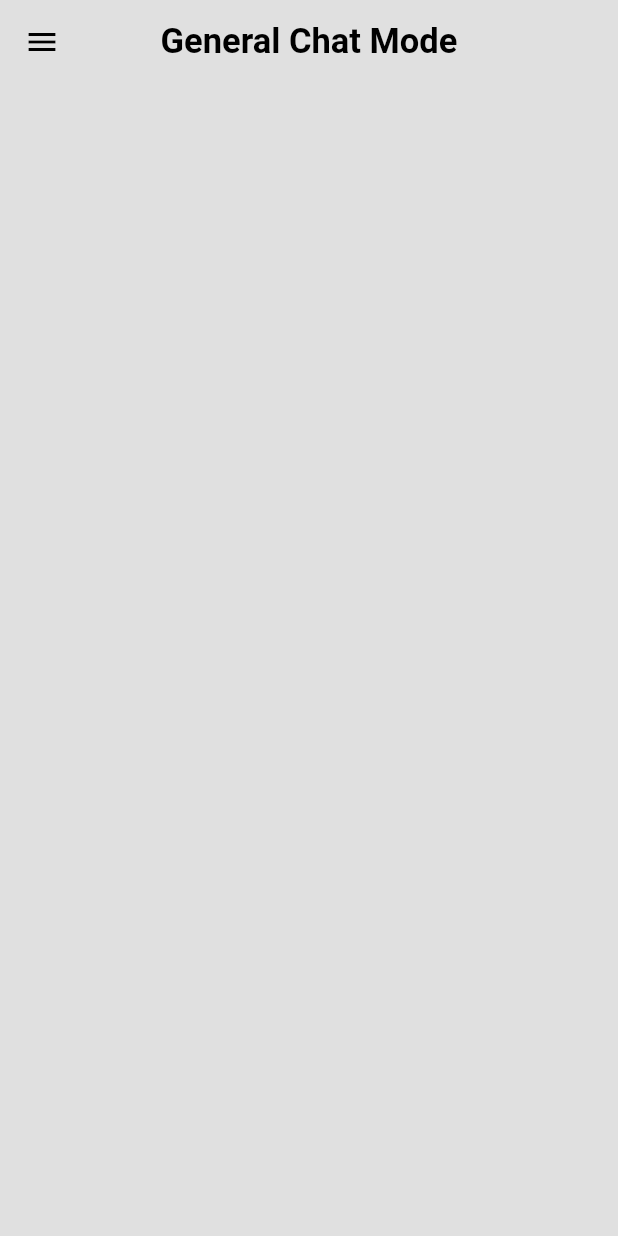
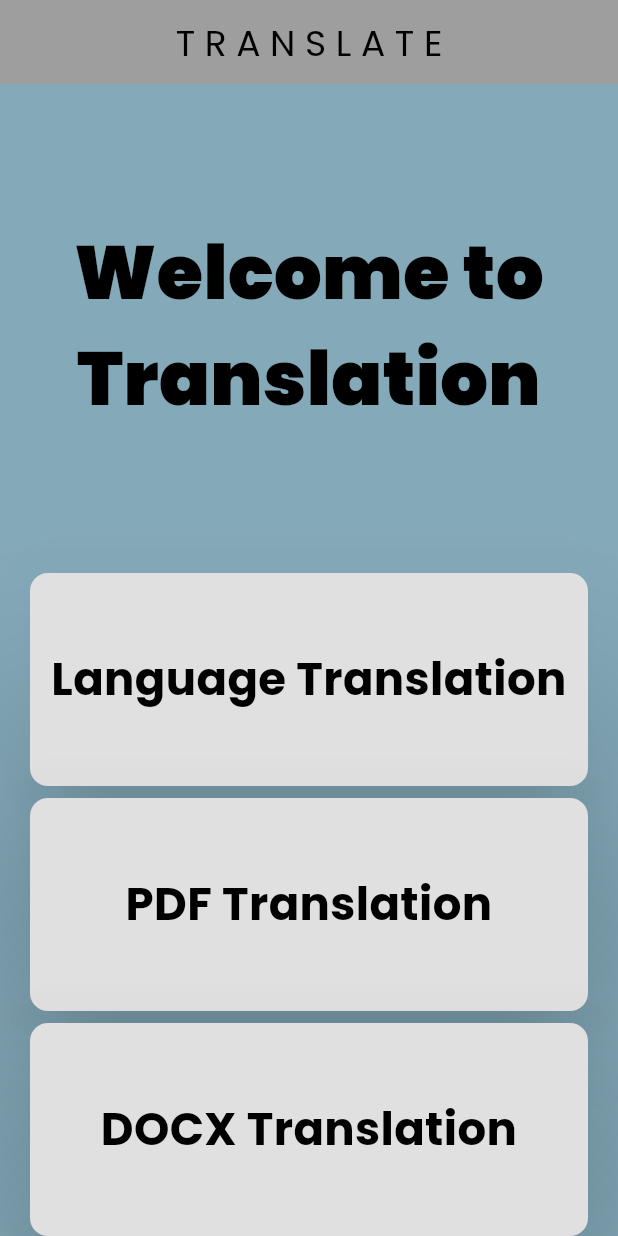
Before and after one commit to Sonang-tamang/gpt_frontend, a Flutter app: the screen it shows after launch, on a phone screen of 412 x 824 dp. Run offline on Flutter 3.47's test engine with Material 3 defaults, Android fonts, the phone set to English and light mode, and no system bars; our stand-ins replace file_picker, google_fonts, open_file.

Commit message:
translation changes , and chat page

```diff
--- a/lib/main.dart
+++ b/lib/main.dart
@@ -1,6 +1,7 @@
 import 'package:flutter/material.dart';
 import 'package:gpt_frontend/chat_page/genral_chat_page.dart';
 import 'package:gpt_frontend/themes/light_mode.dart';
+import 'package:gpt_frontend/translate_page/translate_home.dart';
 
 void main() {
   runApp(const MyApp());
@@ -13,7 +14,7 @@ class MyApp extends StatelessWidget {
   @override
   Widget build(BuildContext context) {
     return MaterialApp(
-      home: GenralChatPage(),
+      home: TranslateHome(),
       theme: lightMode,
     );
   }
--- /dev/null
+++ b/lib/translate_page/translate_home.dart
@@ -0,0 +1,128 @@
+// ignore_for_file: prefer_const_constructors
+
+import 'dart:ui';
+
+import 'package:flutter/material.dart';
+import 'package:google_fonts/google_fonts.dart';
+import 'package:gpt_frontend/chat_page/genral_chat_page.dart';
+import 'package:gpt_frontend/translate_page/language_translation.dart';
+import 'package:gpt_frontend/translate_page/pdf_translation.dart';
+import 'package:gpt_frontend/translate_page/test.dart';
+
+class TranslateHome extends StatefulWidget {
+  const TranslateHome({super.key});
+
+  @override
+  State<TranslateHome> createState() => _TranslateHomeState();
+}
+
+class _TranslateHomeState extends State<TranslateHome> {
+  @override
+  Widget build(BuildContext context) {
+    return Scaffold(
+      backgroundColor: const Color.fromARGB(255, 132, 169, 185),
+      appBar: AppBar(
+        backgroundColor: Theme.of(context).colorScheme.primary,
+        centerTitle: true,
+        title: Text(
+          "T R A N S L A T E",
+          style: TextStyle(
+              fontFamily: GoogleFonts.poppins().fontFamily, fontSize: 24),
+        ),
+      ),
+      body: Column(
+        // mainAxisAlignment: MainAxisAlignment.center,
+
+        children: [
+          SizedBox(
+            height: 90,
+          ),
+          Center(
+            child: Text("Welcome to Translation ",
+                style: TextStyle(
+                    fontSize: 50,
+                    fontWeight: FontWeight.w900,
+                    fontFamily: GoogleFonts.poppins().fontFamily),
+                textAlign: TextAlign.center),
+          ),
+          SizedBox(
+            height: 90,
+          ),
+          SizedBox(
+            height: 150,
+            width: 380,
+            child: InkWell(
+              onTap: go,
+              child: Card(
+                elevation: 50,
+                //  color: Colors.red,
+                child: Center(
+                  child: Text("Language Translation",
+                      style: TextStyle(
+                          fontSize: 30,
+                          fontWeight: FontWeight.bold,
+                          fontFamily: GoogleFonts.poppins().fontFamily),
+                      textAlign: TextAlign.center),
+                ),
+              ),
+            ),
+          ),
+          SizedBox(
+            height: 150,
+            width: 380,
+            child: InkWell(
+              onTap: go2,
+              child: Card(
+                elevation: 50,
+                //  color: Colors.red,
+                child: Center(
+                  child: Text("PDF Translation",
+                      style: TextStyle(
+                          fontSize: 30,
+                          fontWeight: FontWeight.bold,
+                          fontFamily: GoogleFonts.poppins().fontFamily),
+                      textAlign: TextAlign.center),
+                ),
+              ),
+            ),
+          ),
+          SizedBox(
+            height: 150,
+            width: 380,
+            child: InkWell(
+              onTap: go3,
+              focusColor: Colors.blue,
+              child: Card(
+                elevation: 50,
+                // color: Colors.red,
+                child: Center(
+                  child: Text("DOCX Translation",
+                      style: TextStyle(
+                          fontSize: 30,
+                          fontWeight: FontWeight.bold,
+                          fontFamily: GoogleFonts.poppins().fontFamily),
+                      textAlign: TextAlign.center),
+                ),
+              ),
+            ),
+          )
+        ],
+      ),
+    );
+  }
+
+  void go() {
+    Navigator.push(context,
+        MaterialPageRoute(builder: (context) => const LanguageTranslation()));
+  }
+
+  void go2() {
+    Navigator.push(context,
+        MaterialPageRoute(builder: (context) => const PdfTranslation()));
+  }
+
+  void go3() {
+    Navigator.push(
+        context, MaterialPageRoute(builder: (context) => const Test()));
+  }
+}
--- a/pubspec.yaml
+++ b/pubspec.yaml
@@ -40,6 +40,10 @@ dependencies:
   http: ^1.2.2
   intl: ^0.19.0
   cached_network_image: ^3.4.1
+  file_picker: ^8.1.2
+  dio: ^4.0.6
+  path_provider: ^2.1.4
+  open_file: ^3.5.7
 
 
 dev_dependencies:
```
Also changed, not shown: lib/chat_page/genral_chat_page.dart (+23 -2 lines), lib/components/my_textfield.dart (+14 -1 lines), lib/components/switch_button.dart (added, +114 -0 lines), lib/translate_page/language_translation.dart (added, +154 -0 lines), lib/translate_page/pdf_translation.dart (added, +107 -0 lines), lib/translate_page/test.dart (added, +136 -0 lines), pubspec.lock, 3 other files.
